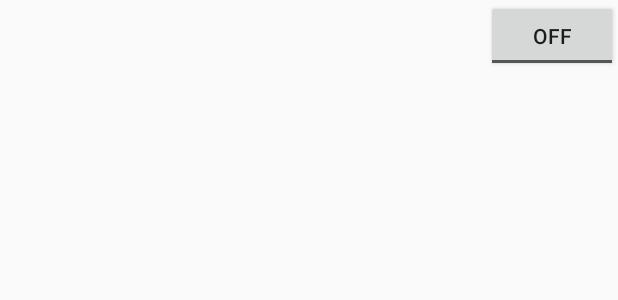
After one commit to PERC-Lab/PrivacyConsistencyFramework, an Android app: the layout activity_toggle.xml on its own in the app's theme, with its tools: preview values and no code run, on a phone screen of 412 x 824 dp. The commit adds this screen. Shown: the top 300 px of the screen. Run offline under Robolectric (Android 15) with nearby library versions, the phone set to English and light mode, and no system bars.

Commit message:
disable permissions -layout

```diff
--- a/app/src/main/AndroidManifest.xml
+++ b/app/src/main/AndroidManifest.xml
@@ -3,10 +3,6 @@
     package="com.example.bohyun.ppd">
 
     <uses-permission android:name="android.permission.GET_TASKS"/>
-
-    <uses-permission android:name="android.permission.READ_PHONE_STATE"/>
-    <uses-permission android:name="android.Manifest.permission.READ_PHONE_STATE"/>
-    <uses-permission android:name="android.permission.INTERNET"/>
 
     <application
         android:allowBackup="true"
--- a/app/src/main/java/com/example/bohyun/ppd/ListOfPermissions.java
+++ b/app/src/main/java/com/example/bohyun/ppd/ListOfPermissions.java
@@ -54,10 +54,14 @@ public class ListOfPermissions extends AppCompatActivity {
                         count = 0;
                     }
                 }
+
                 ar.add(temp + "\n");
 
                 try {
                     PackageInfo packageInfo = pm.getPackageInfo(applicationInfo.packageName, PackageManager.GET_PERMISSIONS);
+                    if(applicationInfo.uid < 2000){
+                        continue;
+                    }
                     appNameAndPermissions.append(counter++ + "\n");
 
                     //Get Permissions
--- a/app/src/main/java/com/example/bohyun/ppd/UID.java
+++ b/app/src/main/java/com/example/bohyun/ppd/UID.java
@@ -26,6 +26,9 @@ public class UID extends AppCompatActivity {
         List<ApplicationInfo> packages = pm.getInstalledApplications(PackageManager.GET_META_DATA);
 
         for (ApplicationInfo applicationInfo : packages) {
+            if(applicationInfo.uid <2000){
+                continue;
+            }
             ar.add(applicationInfo.uid + ": " + applicationInfo.packageName +"\n");
         }
         Collections.sort(ar);
--- /dev/null
+++ b/app/src/main/res/layout/activity_toggle.xml
@@ -0,0 +1,25 @@
+<?xml version="1.0" encoding="utf-8"?>
+<RelativeLayout
+    xmlns:android="http://schemas.android.com/apk/res/android"
+    android:layout_width="match_parent"
+    android:layout_height="match_parent">
+
+    <TextView
+        android:id="@+id/tv_item"
+        android:layout_width="wrap_content"
+        android:layout_height="wrap_content"
+        android:layout_alignParentLeft="true"
+        android:layout_centerVertical="true"
+        android:padding="5dp"/>
+
+    <ToggleButton
+        android:id="@+id/tgl_status"
+        android:layout_width="wrap_content"
+        android:layout_height="wrap_content"
+        android:layout_alignParentRight="true"
+        android:focusable="false"
+        android:clickable="false"
+        />
+
+
+</RelativeLayout>
```
Also changed, not shown: app/src/main/java/com/example/bohyun/ppd/Permissions.java (+41 -8 lines), app/src/main/res/layout/activity_android_market.xml (deleted, +0 -15 lines), app/src/main/res/layout/activity_permissions.xml (+16 -12 lines), 96 other files.
